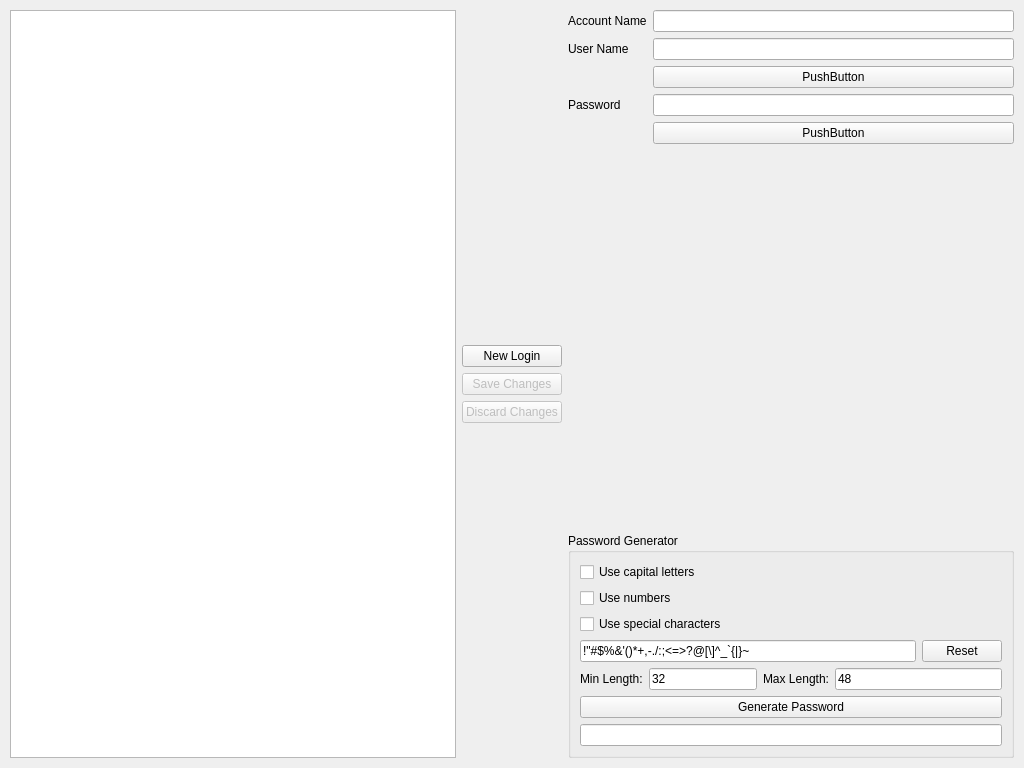
First picture: the form in resources/main_window.ui, repository codemonkey760/pyPassWordGenerator, before the edit.
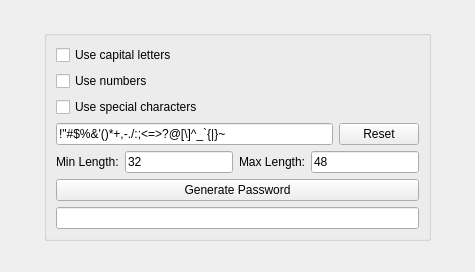
Second picture: the form after the edit.

Commit message: Remove everything from main window that isn't related to the generator

What changed in the file:
```diff
--- a/resources/main_window.ui
+++ b/resources/main_window.ui
@@ -6,18 +6,33 @@
    <rect>
     <x>0</x>
     <y>0</y>
-    <width>1024</width>
-    <height>768</height>
+    <width>475</width>
+    <height>272</height>
    </rect>
   </property>
   <property name="sizePolicy">
-   <sizepolicy hsizetype="Maximum" vsizetype="Maximum">
+   <sizepolicy hsizetype="Fixed" vsizetype="Fixed">
     <horstretch>0</horstretch>
     <verstretch>0</verstretch>
    </sizepolicy>
   </property>
+  <property name="minimumSize">
+   <size>
+    <width>475</width>
+    <height>272</height>
+   </size>
+  </property>
+  <property name="maximumSize">
+   <size>
+    <width>475</width>
+    <height>272</height>
+   </size>
+  </property>
   <property name="windowTitle">
-   <string>MainWindow</string>
+   <string>Pass Word Generator</string>
+  </property>
+  <property name="toolButtonStyle">
+   <enum>Qt::ToolButtonIconOnly</enum>
   </property>
   <widget class="QWidget" name="centralwidget">
    <property name="sizePolicy">
@@ -45,122 +60,19 @@
     <property name="bottomMargin">
      <number>10</number>
     </property>
-    <item row="2" column="3">
-     <layout class="QHBoxLayout" name="horizontalLayout">
-      <item>
-       <widget class="QListView" name="listView"/>
-      </item>
-      <item>
-       <layout class="QVBoxLayout" name="verticalLayout">
-        <item>
-         <spacer name="verticalSpacer">
-          <property name="orientation">
-           <enum>Qt::Vertical</enum>
-          </property>
-          <property name="sizeHint" stdset="0">
-           <size>
-            <width>20</width>
-            <height>40</height>
-           </size>
-          </property>
-         </spacer>
-        </item>
-        <item>
-         <widget class="QPushButton" name="pushButton_3">
-          <property name="text">
-           <string>New Login</string>
-          </property>
-         </widget>
-        </item>
-        <item>
-         <widget class="QPushButton" name="pushButton_2">
-          <property name="enabled">
-           <bool>false</bool>
-          </property>
-          <property name="text">
-           <string>Save Changes</string>
-          </property>
-         </widget>
-        </item>
-        <item>
-         <widget class="QPushButton" name="pushButton">
-          <property name="enabled">
-           <bool>false</bool>
-          </property>
-          <property name="text">
-           <string>Discard Changes</string>
-          </property>
-         </widget>
-        </item>
-        <item>
-         <spacer name="verticalSpacer_2">
-          <property name="orientation">
-           <enum>Qt::Vertical</enum>
-          </property>
-          <property name="sizeHint" stdset="0">
-           <size>
-            <width>20</width>
-            <height>40</height>
-           </size>
-          </property>
-         </spacer>
-        </item>
-       </layout>
-      </item>
-      <item>
-       <layout class="QVBoxLayout" name="verticalLayout_2">
-        <item>
-         <layout class="QFormLayout" name="formLayout">
-          <item row="1" column="0">
-           <widget class="QLabel" name="label_3">
-            <property name="text">
-             <string>Account Name</string>
-            </property>
-           </widget>
-          </item>
-          <item row="1" column="1">
-           <widget class="QLineEdit" name="lineEdit_3"/>
-          </item>
           <item row="2" column="0">
-           <widget class="QLabel" name="label">
-            <property name="text">
-             <string>User Name</string>
-            </property>
-           </widget>
-          </item>
-          <item row="2" column="1">
-           <widget class="QLineEdit" name="lineEdit"/>
-          </item>
-          <item row="3" column="1">
-           <widget class="QPushButton" name="pushButton_5">
-            <property name="text">
-             <string>PushButton</string>
-            </property>
-           </widget>
-          </item>
-          <item row="4" column="0">
-           <widget class="QLabel" name="label_2">
-            <property name="text">
-             <string>Password</string>
-            </property>
-           </widget>
-          </item>
-          <item row="4" column="1">
-           <widget class="QLineEdit" name="lineEdit_2"/>
-          </item>
-          <item row="5" column="1">
-           <widget class="QPushButton" name="pushButton_6">
-            <property name="text">
-             <string>PushButton</string>
-            </property>
-           </widget>
-          </item>
-         </layout>
-        </item>
-        <item alignment="Qt::AlignBottom">
          <widget class="QGroupBox" name="groupBox">
+      <property name="sizePolicy">
+       <sizepolicy hsizetype="Fixed" vsizetype="Fixed">
+        <horstretch>0</horstretch>
+        <verstretch>0</verstretch>
+       </sizepolicy>
+      </property>
           <property name="title">
-           <string>Password Generator</string>
+       <string/>
+      </property>
+      <property name="alignment">
+       <set>Qt::AlignCenter</set>
           </property>
           <layout class="QVBoxLayout" name="verticalLayout_3">
            <item>
@@ -267,10 +179,6 @@
            </item>
           </layout>
          </widget>
-        </item>
-       </layout>
-      </item>
-     </layout>
     </item>
    </layout>
   </widget>
```
Lines whose indentation alone changed are shown as unchanged.
